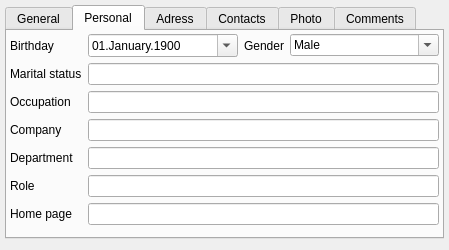
Qt form trunk/src/plugins/vcard/vcarddialog.ui (vacuum-im/vacuum-im) before a commit.
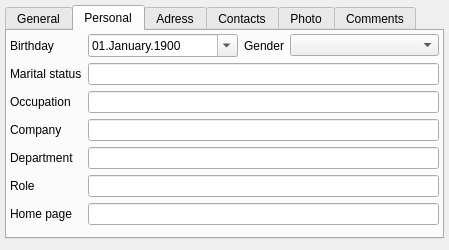
The same form after that commit. The open tabs and pages were chosen to show the change. Custom widgets are drawn as their Qt base class.

Patch:
```diff
--- a/trunk/src/plugins/vcard/vcarddialog.ui
+++ b/trunk/src/plugins/vcard/vcarddialog.ui
@@ -205,19 +205,6 @@
              <verstretch>0</verstretch>
             </sizepolicy>
            </property>
-           <property name="editable">
-            <bool>true</bool>
-           </property>
-           <item>
-            <property name="text">
-             <string>Male</string>
-            </property>
-           </item>
-           <item>
-            <property name="text">
-             <string>Female</string>
-            </property>
-           </item>
           </widget>
          </item>
         </layout>
```
